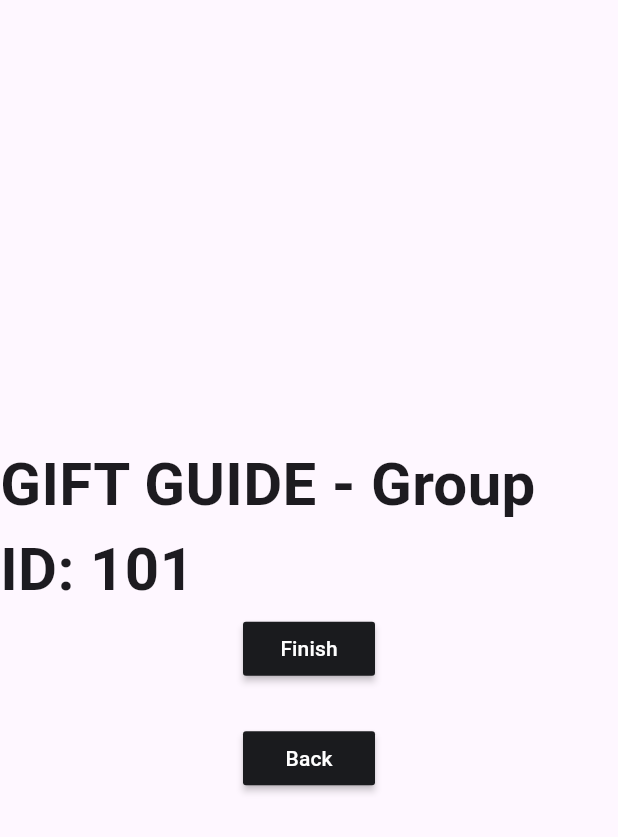
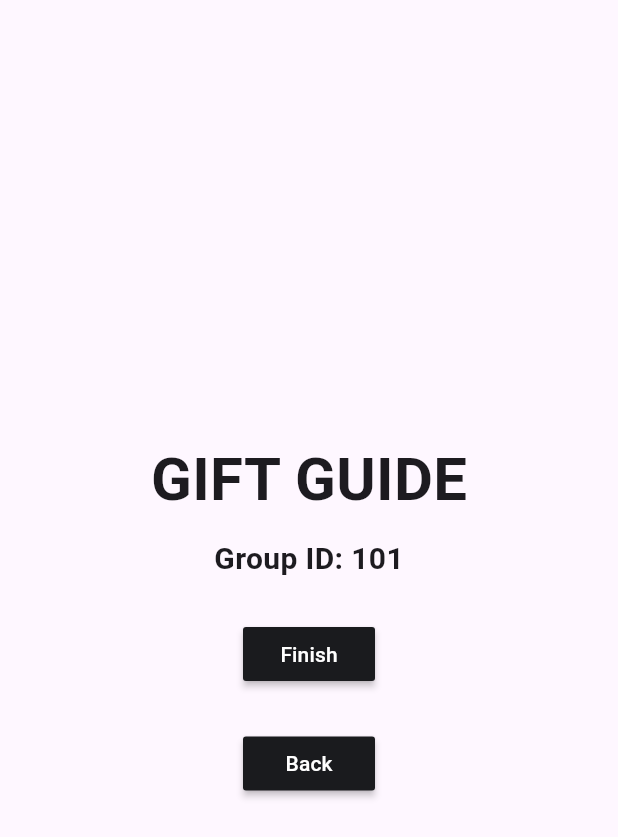
Before and after one commit to ferrarafer/generator_i1037, a Flutter app: the GiftGuideView screen opened directly, on a phone screen of 412 x 824 dp. Shown: the top 837 px of the screen. Run offline on Flutter 3.47's test engine with Material 3 defaults, Android fonts, the phone set to English and light mode, and no system bars; our stand-ins replace stacked, stacked_services, stacked_shared.

Commit message:
fix: update styles and remove analytics issues

```diff
--- a/lib/ui/bottom_sheets/notice/notice_sheet.dart
+++ b/lib/ui/bottom_sheets/notice/notice_sheet.dart
@@ -10,10 +10,10 @@ class NoticeSheet extends StackedView<NoticeSheetModel> {
   final Function(SheetResponse)? completer;
   final SheetRequest request;
   const NoticeSheet({
-    Key? key,
+    super.key,
     required this.completer,
     required this.request,
-  }) : super(key: key);
+  });
 
   @override
   Widget builder(
--- a/lib/ui/dialogs/info_alert/info_alert_dialog.dart
+++ b/lib/ui/dialogs/info_alert/info_alert_dialog.dart
@@ -13,10 +13,10 @@ class InfoAlertDialog extends StackedView<InfoAlertDialogModel> {
   final Function(DialogResponse) completer;
 
   const InfoAlertDialog({
-    Key? key,
+    super.key,
     required this.request,
     required this.completer,
-  }) : super(key: key);
+  });
 
   @override
   Widget builder(
--- a/lib/ui/views/explore_navigation_stack/explore_navigation_stack_view.dart
+++ b/lib/ui/views/explore_navigation_stack/explore_navigation_stack_view.dart
@@ -7,7 +7,7 @@ import 'explore_navigation_stack_viewmodel.dart';
 
 class ExploreNavigationStackView
     extends StackedView<ExploreNavigationStackViewModel> {
-  const ExploreNavigationStackView({Key? key}) : super(key: key);
+  const ExploreNavigationStackView({super.key});
 
   @override
   Widget builder(
--- a/lib/ui/views/gift_guide/gift_guide_view.dart
+++ b/lib/ui/views/gift_guide/gift_guide_view.dart
@@ -16,15 +16,21 @@ class GiftGuideView extends StackedView<GiftGuideViewModel> {
     Widget? child,
   ) {
     return Scaffold(
-      backgroundColor: Theme.of(context).colorScheme.background,
+      backgroundColor: Theme.of(context).colorScheme.surface,
       body: Center(
         child: Column(
           mainAxisAlignment: MainAxisAlignment.center,
           children: [
+            const Text(
+              'GIFT GUIDE',
+              style: TextStyle(fontSize: 40, fontWeight: FontWeight.bold),
+            ),
+            verticalSpaceSmall,
             Text(
-              'GIFT GUIDE - Group ID: $groupId',
-              style: const TextStyle(fontSize: 40, fontWeight: FontWeight.bold),
+              'Group ID: $groupId',
+              style: const TextStyle(fontSize: 20, fontWeight: FontWeight.w600),
             ),
+            verticalSpaceMedium,
             MaterialButton(
               color: kcDarkGreyColor,
               onPressed: viewModel.goToHome,
--- a/lib/ui/views/home/home_view.dart
+++ b/lib/ui/views/home/home_view.dart
@@ -6,7 +6,7 @@ import 'package:i1037/ui/common/ui_helpers.dart';
 import 'home_viewmodel.dart';
 
 class HomeView extends StackedView<HomeViewModel> {
-  const HomeView({Key? key}) : super(key: key);
+  const HomeView({super.key});
 
   @override
   Widget builder(
@@ -17,7 +17,7 @@ class HomeView extends StackedView<HomeViewModel> {
     return Scaffold(
       body: SafeArea(
         child: Padding(
-          padding: const EdgeInsets.symmetric(horizontal: 25.0),
+          padding: const EdgeInsets.all(25.0),
           child: Center(
             child: Column(
               mainAxisSize: MainAxisSize.max,
--- a/lib/ui/views/shop/shop_view.dart
+++ b/lib/ui/views/shop/shop_view.dart
@@ -6,7 +6,7 @@ import 'package:stacked/stacked.dart';
 import 'shop_viewmodel.dart';
 
 class ShopView extends StackedView<ShopViewModel> {
-  const ShopView({Key? key}) : super(key: key);
+  const ShopView({super.key});
 
   @override
   Widget builder(
@@ -15,7 +15,7 @@ class ShopView extends StackedView<ShopViewModel> {
     Widget? child,
   ) {
     return Scaffold(
-      backgroundColor: Theme.of(context).colorScheme.background,
+      backgroundColor: Theme.of(context).colorScheme.surface,
       body: Center(
         child: Column(
           mainAxisAlignment: MainAxisAlignment.center,
--- a/lib/ui/views/shop/shop_viewmodel.dart
+++ b/lib/ui/views/shop/shop_viewmodel.dart
@@ -1,5 +1,4 @@
 import 'package:i1037/app/app.locator.dart';
-import 'package:i1037/app/app.router.dart';
 import 'package:i1037/ui/views/gift_guide/gift_guide_view.dart';
 import 'package:stacked/stacked.dart';
 import 'package:stacked_services/stacked_services.dart';
--- a/lib/ui/views/shop_navigation_stack/shop_navigation_stack_view.dart
+++ b/lib/ui/views/shop_navigation_stack/shop_navigation_stack_view.dart
@@ -7,7 +7,7 @@ import 'shop_navigation_stack_viewmodel.dart';
 
 class ShopNavigationStackView
     extends StackedView<ShopNavigationStackViewModel> {
-  const ShopNavigationStackView({Key? key}) : super(key: key);
+  const ShopNavigationStackView({super.key});
 
   @override
   Widget builder(
--- a/lib/ui/views/startup/startup_view.dart
+++ b/lib/ui/views/startup/startup_view.dart
@@ -6,7 +6,7 @@ import 'package:i1037/ui/common/ui_helpers.dart';
 import 'startup_viewmodel.dart';
 
 class StartupView extends StackedView<StartupViewModel> {
-  const StartupView({Key? key}) : super(key: key);
+  const StartupView({super.key});
 
   @override
   Widget builder(
```
Also changed, not shown: 1 other file.
